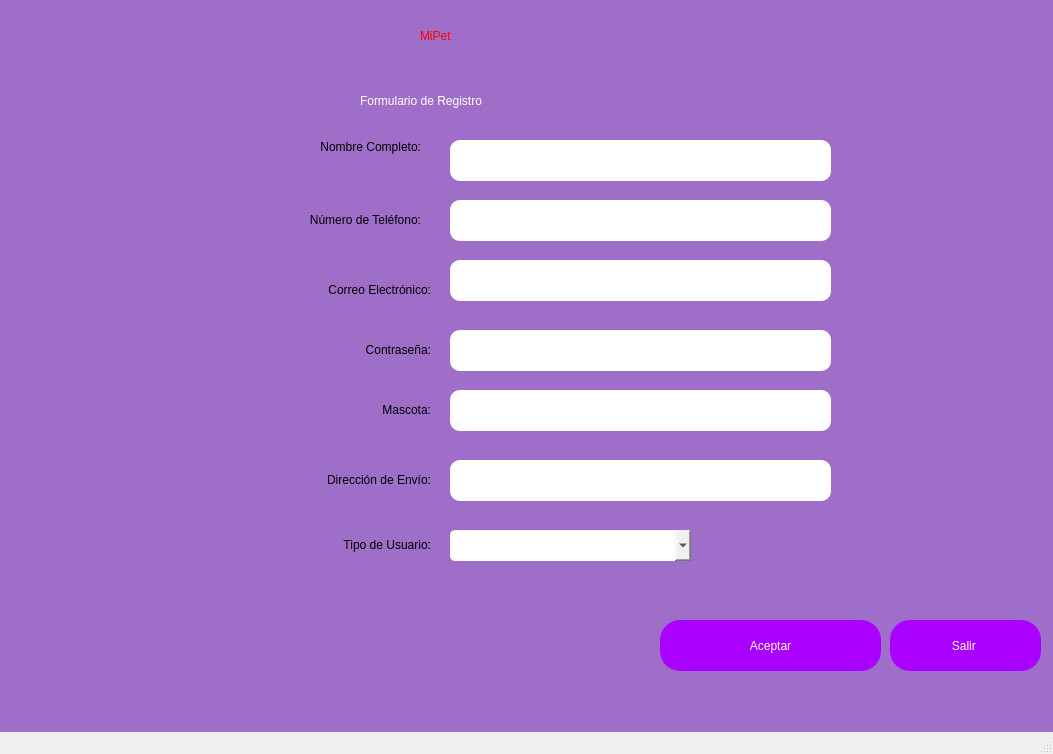
Above: Interfaz/Ventana6.ui from elesteban-os/MyPetsCR before the change. Below: the same form after it.
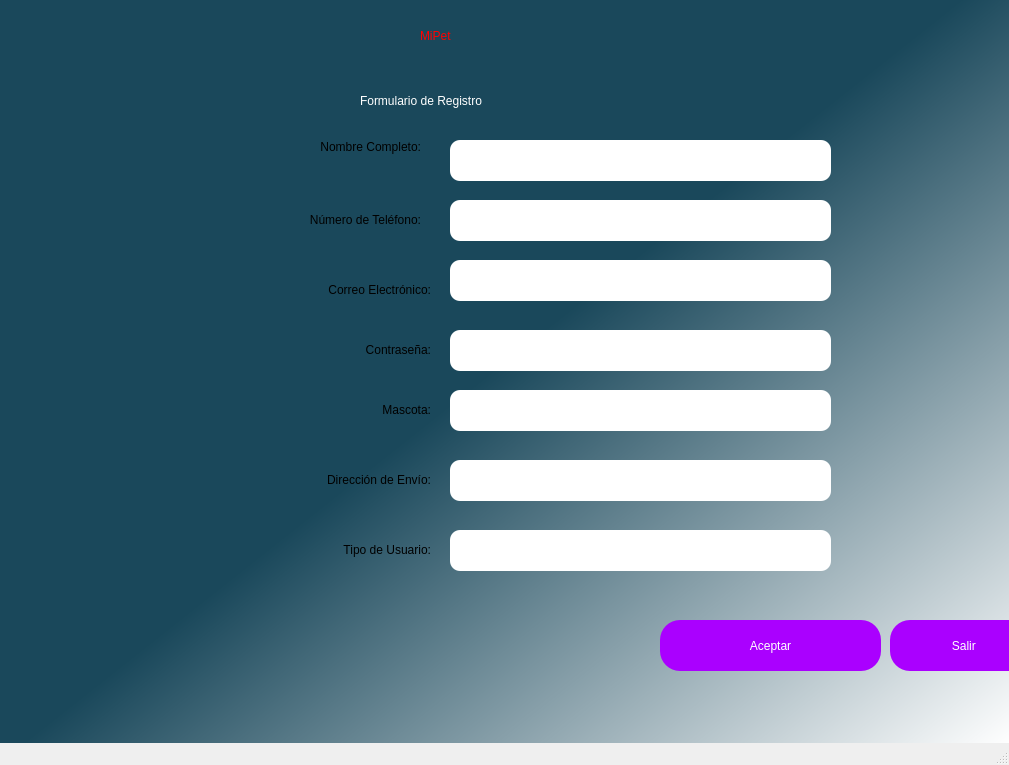
That is the form after the change. Icons and pictures are not drawn.

What changed in the file:
```diff
--- a/Interfaz/Ventana6.ui
+++ b/Interfaz/Ventana6.ui
@@ -6,8 +6,8 @@
    <rect>
     <x>0</x>
     <y>0</y>
-    <width>1053</width>
-    <height>754</height>
+    <width>1009</width>
+    <height>765</height>
    </rect>
   </property>
   <property name="windowTitle">
@@ -15,7 +15,8 @@
   </property>
   <property name="styleSheet">
    <string notr="true">QWidget#centralwidget{
-background-color: rgb(158, 110, 200)}</string>
+background-color: qlineargradient(spread:pad, x1:0.239, y1:0.295455, x2:1, y2:1, stop:0.308458 rgba(26, 72, 91, 255), stop:1 rgba(255, 255, 255, 255));
+}</string>
   </property>
   <widget class="QWidget" name="centralwidget">
    <widget class="QLabel" name="label">
@@ -85,22 +86,6 @@
      <string>&lt;html&gt;&lt;head/&gt;&lt;body&gt;&lt;p align=&quot;right&quot;&gt;Número de Teléfono:&lt;/p&gt;&lt;/body&gt;&lt;/html&gt;</string>
     </property>
    </widget>
-   <widget class="QLabel" name="label_5">
-    <property name="geometry">
-     <rect>
-      <x>210</x>
-      <y>520</y>
-      <width>221</width>
-      <height>51</height>
-     </rect>
-    </property>
-    <property name="styleSheet">
-     <string notr="true">font: 16pt &quot;MS Shell Dlg 2&quot;;</string>
-    </property>
-    <property name="text">
-     <string>&lt;html&gt;&lt;head/&gt;&lt;body&gt;&lt;p align=&quot;right&quot;&gt;Tipo de Usuario:&lt;/p&gt;&lt;/body&gt;&lt;/html&gt;</string>
-    </property>
-   </widget>
    <widget class="QLineEdit" name="lineEdit">
     <property name="geometry">
      <rect>
@@ -129,7 +114,7 @@
 font: 16pt &quot;MS Shell Dlg 2&quot;;</string>
     </property>
     <property name="echoMode">
-     <enum>QLineEdit::Password</enum>
+     <enum>QLineEdit::Normal</enum>
     </property>
    </widget>
    <widget class="QPushButton" name="pushButton">
@@ -170,20 +155,6 @@
      <string>Salir </string>
     </property>
    </widget>
-   <widget class="QComboBox" name="comboBox">
-    <property name="geometry">
-     <rect>
-      <x>450</x>
-      <y>530</y>
-      <width>241</width>
-      <height>31</height>
-     </rect>
-    </property>
-    <property name="styleSheet">
-     <string notr="true">border-radius:5px;
-font: 14pt &quot;MS Shell Dlg 2&quot;;</string>
-    </property>
-   </widget>
    <widget class="QLabel" name="label_6">
     <property name="geometry">
      <rect>
@@ -246,7 +217,7 @@
 font: 16pt &quot;MS Shell Dlg 2&quot;;</string>
     </property>
     <property name="echoMode">
-     <enum>QLineEdit::Password</enum>
+     <enum>QLineEdit::Normal</enum>
     </property>
    </widget>
    <widget class="QLineEdit" name="lineEdit_4">
@@ -263,7 +234,7 @@
 font: 16pt &quot;MS Shell Dlg 2&quot;;</string>
     </property>
     <property name="echoMode">
-     <enum>QLineEdit::Password</enum>
+     <enum>QLineEdit::Normal</enum>
     </property>
    </widget>
    <widget class="QLabel" name="label_10">
@@ -296,7 +267,7 @@
 font: 16pt &quot;MS Shell Dlg 2&quot;;</string>
     </property>
     <property name="echoMode">
-     <enum>QLineEdit::Password</enum>
+     <enum>QLineEdit::Normal</enum>
     </property>
    </widget>
    <widget class="QLabel" name="label_11">
@@ -329,7 +300,40 @@
 font: 16pt &quot;MS Shell Dlg 2&quot;;</string>
     </property>
     <property name="echoMode">
-     <enum>QLineEdit::Password</enum>
+     <enum>QLineEdit::Normal</enum>
+    </property>
+   </widget>
+   <widget class="QLabel" name="label_12">
+    <property name="geometry">
+     <rect>
+      <x>100</x>
+      <y>520</y>
+      <width>331</width>
+      <height>61</height>
+     </rect>
+    </property>
+    <property name="styleSheet">
+     <string notr="true">font: 16pt &quot;MS Shell Dlg 2&quot;;</string>
+    </property>
+    <property name="text">
+     <string>&lt;html&gt;&lt;head/&gt;&lt;body&gt;&lt;p align=&quot;right&quot;&gt;Tipo de Usuario:&lt;/p&gt;&lt;/body&gt;&lt;/html&gt;</string>
+    </property>
+   </widget>
+   <widget class="QLineEdit" name="lineEdit_7">
+    <property name="geometry">
+     <rect>
+      <x>450</x>
+      <y>530</y>
+      <width>381</width>
+      <height>41</height>
+     </rect>
+    </property>
+    <property name="styleSheet">
+     <string notr="true">border-radius:10px;
+font: 16pt &quot;MS Shell Dlg 2&quot;;</string>
+    </property>
+    <property name="echoMode">
+     <enum>QLineEdit::Normal</enum>
     </property>
    </widget>
   </widget>
```
Left out of the diff: 2 changed lines with no effect on the pictures.
